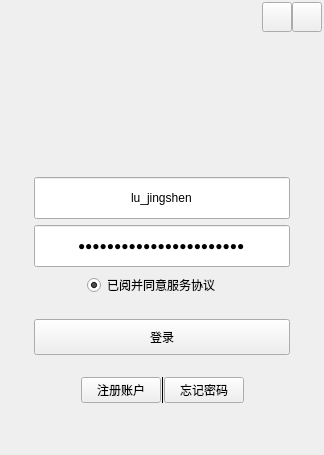
Above: ui/widget.ui from Sakurakouji-Saika/MyQtClient before the change. Below: the same form after it.
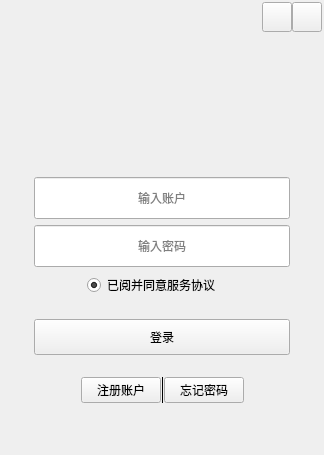
That is the form after the change. Custom widgets are drawn as their Qt base class.

What changed in the file:
```diff
--- a/ui/widget.ui
+++ b/ui/widget.ui
@@ -267,7 +267,7 @@
                </size>
               </property>
               <property name="text">
-               <string>lu_jingshen</string>
+               <string/>
               </property>
               <property name="alignment">
                <set>Qt::AlignmentFlag::AlignCenter</set>
@@ -322,7 +322,7 @@
                </size>
               </property>
               <property name="text">
-               <string>pbkdf2$1000$salta$hash1</string>
+               <string/>
               </property>
               <property name="echoMode">
                <enum>QLineEdit::EchoMode::Password</enum>
```
